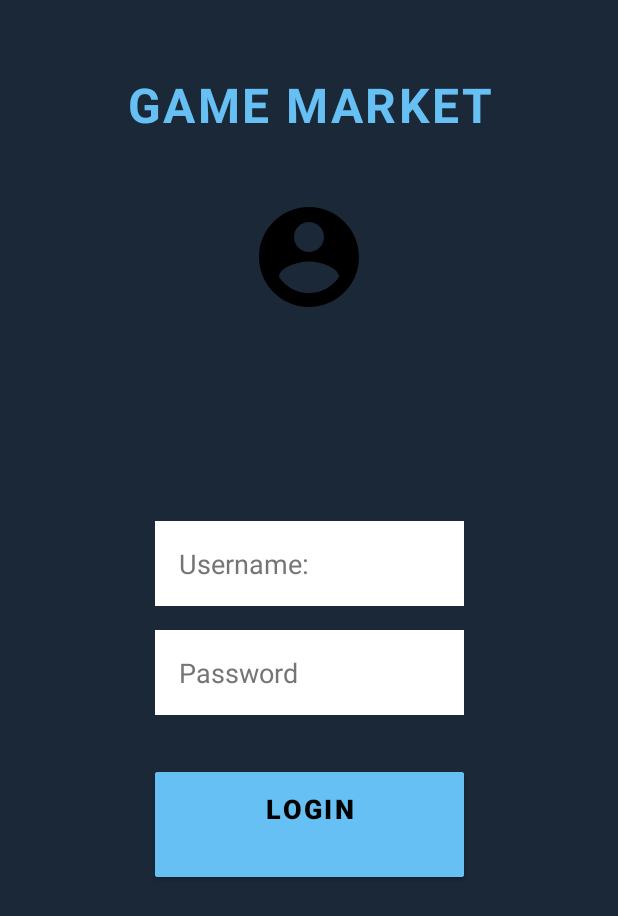
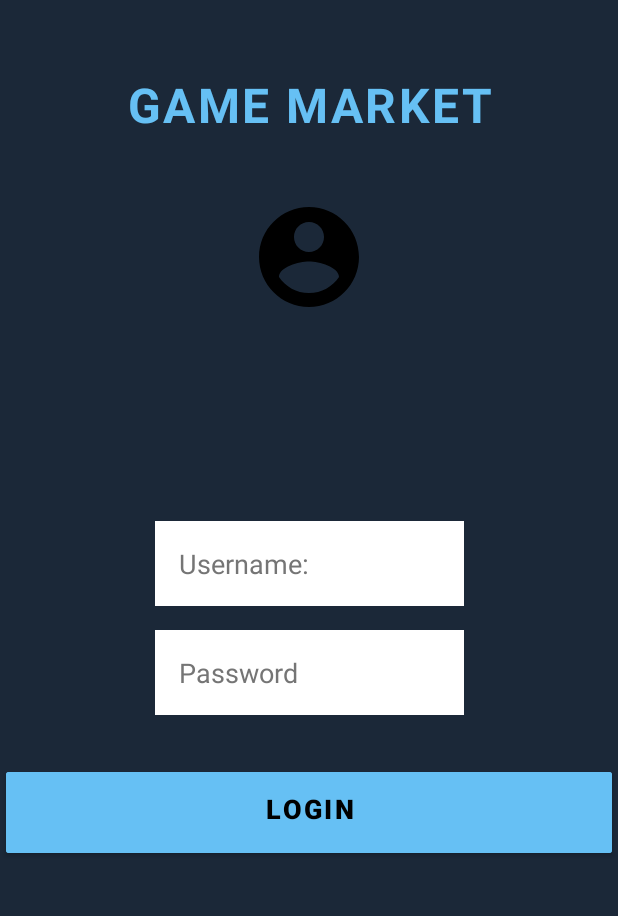
Before and after one commit to aliboron/256-487-projects, an Android app: the screen it shows after launch (LoginActivity), on a phone screen of 412 x 824 dp. Shown: the top 916 px of the screen. Run offline under Robolectric (Android 15) with nearby library versions, the phone set to English and light mode, and no system bars; our stand-ins replace Room's generated code, data binding; network calls fail; 1 statement that could not run was skipped.

Commit message:
feat: Hit the final nail on the coffin

```diff
--- a/487-mobile/app/src/main/AndroidManifest.xml
+++ b/487-mobile/app/src/main/AndroidManifest.xml
@@ -13,7 +13,7 @@
         android:fullBackupContent="@xml/backup_rules"
         android:icon="@drawable/app_icon"
         android:label="@string/app_name"
-        android:roundIcon="@mipmap/ic_launcher_round"
+        android:roundIcon="@drawable/app_icon"
         android:supportsRtl="true"
         android:theme="@style/Theme.DigitalGameMarket">
         <activity
--- a/487-mobile/app/src/main/res/layout/activity_login.xml
+++ b/487-mobile/app/src/main/res/layout/activity_login.xml
@@ -79,10 +79,11 @@
         <Button
             android:id="@+id/btnLogin"
             style="@style/SteamButton"
-            android:layout_width="0dp"
-            android:layout_height="wrap_content"
+            android:layout_width="404dp"
+            android:layout_height="66dp"
             android:layout_marginTop="32dp"
             android:backgroundTint="@color/steam_accent_blue"
+            android:gravity="center"
             android:text="@string/btnLogin"
             android:textColor="@color/black"
             android:textSize="18sp"
--- a/487-mobile/app/src/main/res/layout/activity_main.xml
+++ b/487-mobile/app/src/main/res/layout/activity_main.xml
@@ -25,6 +25,7 @@
         android:layout_marginStart="16dp"
         android:layout_marginTop="24dp"
         android:layout_marginEnd="16dp"
+        android:foregroundGravity="center"
         app:layout_constraintDimensionRatio="92:43"
         app:layout_constraintEnd_toEndOf="parent"
         app:layout_constraintStart_toStartOf="parent"
```
Also changed, not shown: 487-mobile/app/src/main/java/com/ctis487/project/digitalgamemarket/LibraryActivity.kt (+7 -11 lines), 487-mobile/app/src/main/java/com/ctis487/project/digitalgamemarket/MainActivity.kt (+10 -1 lines).
